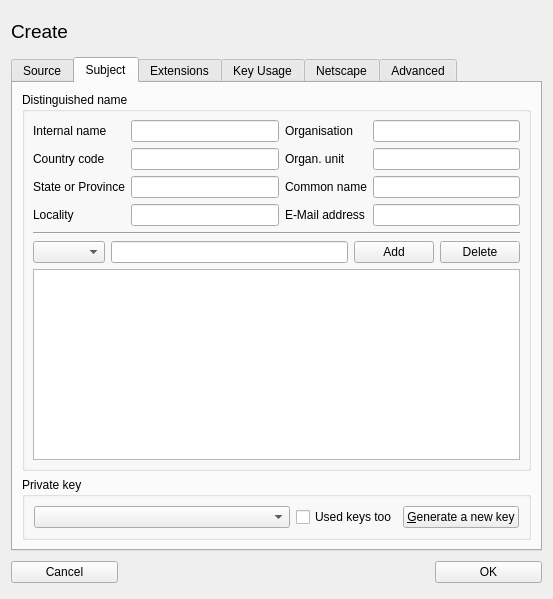
Qt form ui/NewX509.ui (chris2511/xca) before a commit.
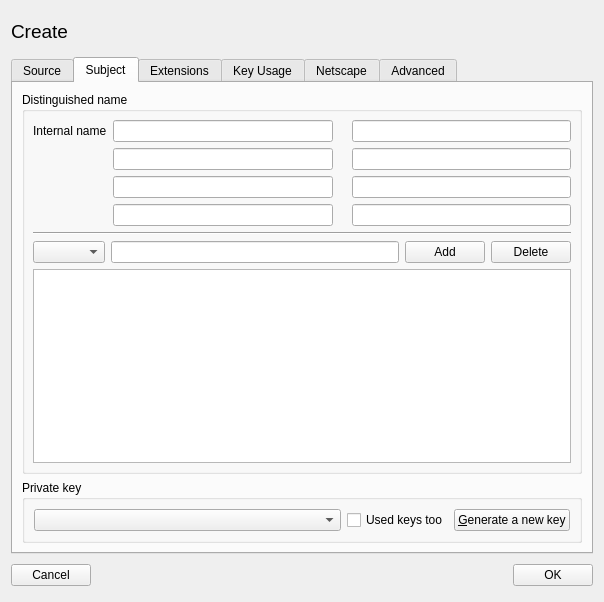
The same form after that commit. The open tabs and pages were chosen to show the change. Custom widgets are drawn as their Qt base class.

```diff
--- a/ui/NewX509.ui
+++ b/ui/NewX509.ui
@@ -2,17 +2,6 @@
 <ui version="4.0">
  <class>NewX509</class>
  <widget class="QDialog" name="NewX509">
-  <property name="geometry">
-   <rect>
-    <x>0</x>
-    <y>0</y>
-    <width>553</width>
-    <height>599</height>
-   </rect>
-  </property>
-  <property name="windowTitle">
-   <string>Dialog</string>
-  </property>
   <layout class="QVBoxLayout" name="verticalLayout_2">
    <item>
     <layout class="QHBoxLayout">
@@ -428,12 +417,9 @@
              </widget>
             </item>
             <item row="0" column="2">
-             <widget class="QLabel" name="TextLabel4_2_2_2">
-              <property name="toolTip">
-               <string>O</string>
-              </property>
-              <property name="text">
-               <string>Organisation</string>
+             <widget class="QLabel" name="LorganisationName">
+              <property name="buddy">
+               <cstring>organisationName</cstring>
               </property>
              </widget>
             </item>
@@ -465,22 +451,16 @@
              </widget>
             </item>
             <item row="1" column="0">
-             <widget class="QLabel" name="TextLabel2_2_2">
-              <property name="toolTip">
-               <string>C</string>
-              </property>
-              <property name="text">
-               <string>Country code</string>
+             <widget class="QLabel" name="LcountryName">
+              <property name="buddy">
+               <cstring>countryName</cstring>
               </property>
              </widget>
             </item>
             <item row="2" column="0">
-             <widget class="QLabel" name="TextLabel3_2_3">
-              <property name="toolTip">
-               <string>ST</string>
-              </property>
-              <property name="text">
-               <string>State or Province</string>
+             <widget class="QLabel" name="LstateOrProvinceName">
+              <property name="buddy">
+               <cstring>stateOrProvinceName</cstring>
               </property>
              </widget>
             </item>
@@ -488,42 +468,23 @@
              <widget class="QLineEdit" name="stateOrProvinceName"/>
             </item>
             <item row="3" column="0">
-             <widget class="QLabel" name="TextLabel4_3_2">
-              <property name="toolTip">
-               <string>L</string>
-              </property>
-              <property name="text">
-               <string>Locality</string>
+             <widget class="QLabel" name="LlocalityName">
+              <property name="buddy">
+               <cstring>localityName</cstring>
               </property>
              </widget>
             </item>
             <item row="1" column="2">
-             <widget class="QLabel" name="TextLabel5_2_2">
-              <property name="toolTip">
-               <string>OU</string>
-              </property>
-              <property name="text">
-               <string>Organ. unit</string>
-              </property>
-             </widget>
-            </item>
-            <item row="2" column="2">
-             <widget class="QLabel" name="TextLabel6_2_2">
-              <property name="toolTip">
-               <string>CN</string>
-              </property>
-              <property name="text">
-               <string>Common name</string>
+             <widget class="QLabel" name="LorganisationalUnitName">
+              <property name="buddy">
+               <cstring>organisationalUnitName</cstring>
               </property>
              </widget>
             </item>
             <item row="3" column="2">
-             <widget class="QLabel" name="TextLabel7_2_2">
-              <property name="toolTip">
-               <string>emailAddress</string>
-              </property>
-              <property name="text">
-               <string>E-Mail address</string>
+             <widget class="QLabel" name="LemailAddress">
+              <property name="buddy">
+               <cstring>emailAddress</cstring>
               </property>
              </widget>
             </item>
@@ -543,6 +504,13 @@
             <item row="0" column="3">
              <widget class="QLineEdit" name="organisationName"/>
             </item>
+            <item row="2" column="2">
+             <widget class="QLabel" name="LcommonName">
+              <property name="buddy">
+               <cstring>commonName</cstring>
+              </property>
+             </widget>
+            </item>
            </layout>
           </item>
           <item>
@@ -600,6 +568,24 @@
             <property name="columnCount">
              <number>0</number>
             </property>
+            <attribute name="horizontalHeaderVisible">
+             <bool>false</bool>
+            </attribute>
+            <attribute name="horizontalHeaderShowSortIndicator" stdset="0">
+             <bool>true</bool>
+            </attribute>
+            <attribute name="horizontalHeaderStretchLastSection">
+             <bool>true</bool>
+            </attribute>
+            <attribute name="horizontalHeaderShowSortIndicator" stdset="0">
+             <bool>true</bool>
+            </attribute>
+            <attribute name="horizontalHeaderStretchLastSection">
+             <bool>true</bool>
+            </attribute>
+            <attribute name="horizontalHeaderVisible">
+             <bool>false</bool>
+            </attribute>
            </widget>
           </item>
          </layout>
@@ -1515,7 +1501,7 @@
      <item>
       <widget class="QPushButton" name="cancelButton">
        <property name="sizePolicy">
-        <sizepolicy hsizetype="Expanding" vsizetype="Fixed">
+        <sizepolicy hsizetype="Minimum" vsizetype="Fixed">
          <horstretch>0</horstretch>
          <verstretch>0</verstretch>
         </sizepolicy>
@@ -1541,7 +1527,7 @@
      <item>
       <widget class="QPushButton" name="okButton">
        <property name="sizePolicy">
-        <sizepolicy hsizetype="MinimumExpanding" vsizetype="Fixed">
+        <sizepolicy hsizetype="Minimum" vsizetype="Fixed">
          <horstretch>0</horstretch>
          <verstretch>0</verstretch>
         </sizepolicy>
```
Left out of the diff: 60 changed lines with no effect on the pictures.
